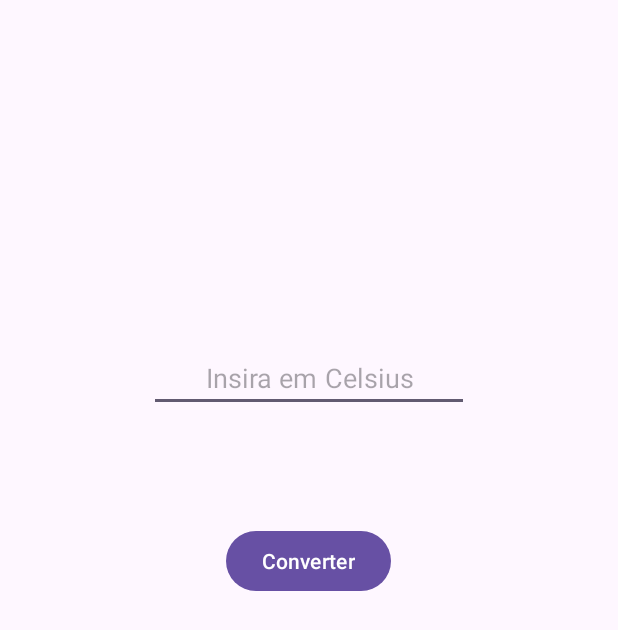
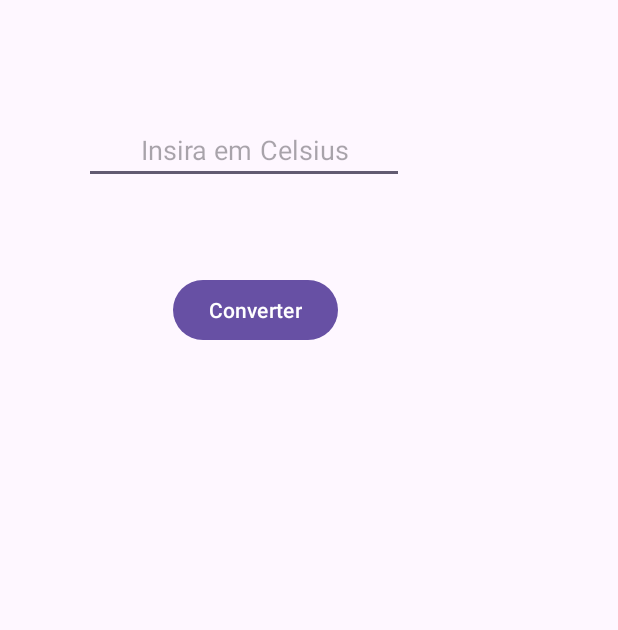
Before and after one commit to diogomusical/exercicios_android2, an Android app: the layout activity_main.xml on its own in the app's theme, with its tools: preview values and no code run, on a phone screen of 412 x 824 dp. Shown: the top 630 px of the screen. Run offline under Robolectric (Android 15) with nearby library versions, the phone set to English and light mode, and no system bars.

Commit message:
02_Exercicio3_Conversao_Temperatura_F_Celsius_Versao_completa_sem_erros

```diff
--- a/02_Exercicio3_Conversao_Temperatura_F_Celsius/app/src/main/java/com/example/a02_exercicio3_conversao_temperatura_f_celsius/MainActivity.kt
+++ b/02_Exercicio3_Conversao_Temperatura_F_Celsius/app/src/main/java/com/example/a02_exercicio3_conversao_temperatura_f_celsius/MainActivity.kt
@@ -3,6 +3,7 @@ package com.example.a02_exercicio3_conversao_temperatura_f_celsius
 import android.os.Bundle
 import androidx.appcompat.app.AppCompatActivity
 import com.example.a02_exercicio3_conversao_temperatura_f_celsius.databinding.ActivityMainBinding
+import kotlin.math.roundToInt
 
 class MainActivity : AppCompatActivity() {
 
@@ -14,10 +15,10 @@ class MainActivity : AppCompatActivity() {
         setContentView(binding.root)
 
         binding.buttonConverter.setOnClickListener {
+            var celsius: Double = binding.editCelsius.text.toString().toDouble()
+            var fahreneit: Double = (((celsius * 1.8) + 32.0)*100).roundToInt().toDouble()/100
 
-            binding.textFahr.text = "Diogo"
-            var celsius: Double = binding.editCelsius.text.toString().toDouble()
-            var fahreneit: Double = (celsius * 1.8) + 32.0
+            binding.textFahr.text = fahreneit.toString() + " F"
         }
     }
 }
--- a/02_Exercicio3_Conversao_Temperatura_F_Celsius/app/src/main/res/layout/activity_main.xml
+++ b/02_Exercicio3_Conversao_Temperatura_F_Celsius/app/src/main/res/layout/activity_main.xml
@@ -7,40 +7,39 @@
     android:layout_height="match_parent"
     tools:context=".MainActivity">
 
+    <Button
+        android:id="@+id/button_converter"
+        android:layout_width="wrap_content"
+        android:layout_height="wrap_content"
+        android:layout_marginTop="60dp"
+        android:layout_marginEnd="44dp"
+        android:text="Converter"
+        app:layout_constraintEnd_toEndOf="@+id/edit_celsius"
+        app:layout_constraintTop_toBottomOf="@+id/edit_celsius" />
+
     <EditText
         android:id="@+id/edit_celsius"
         android:layout_width="wrap_content"
         android:layout_height="wrap_content"
-        android:layout_marginTop="229dp"
-        android:layout_marginBottom="75dp"
+        android:layout_marginStart="56dp"
+        android:layout_marginTop="77dp"
+        android:layout_marginBottom="28dp"
         android:ems="10"
         android:gravity="center"
         android:hint="Insira em Celsius"
         android:inputType="number|numberDecimal|numberSigned"
         app:layout_constraintBottom_toTopOf="@+id/button_converter"
-        app:layout_constraintEnd_toEndOf="parent"
         app:layout_constraintStart_toStartOf="parent"
         app:layout_constraintTop_toTopOf="parent" />
 
-    <Button
-        android:id="@+id/button_converter"
-        android:layout_width="wrap_content"
-        android:layout_height="wrap_content"
-        android:layout_marginStart="18dp"
-        android:layout_marginBottom="76dp"
-        android:text="Converter"
-        app:layout_constraintBottom_toTopOf="@+id/text_fahr"
-        app:layout_constraintStart_toStartOf="@+id/text_fahr"
-        app:layout_constraintTop_toBottomOf="@+id/edit_celsius" />
-
     <TextView
         android:id="@+id/text_fahr"
-        android:layout_width="147dp"
-        android:layout_height="0dp"
-        android:layout_marginBottom="289dp"
-        android:textSize="24sp"
-        app:layout_constraintBottom_toBottomOf="parent"
-        app:layout_constraintEnd_toEndOf="parent"
+        android:layout_width="181dp"
+        android:layout_height="134dp"
+        android:layout_marginStart="72dp"
+        android:layout_marginTop="88dp"
+        android:textSize="34sp"
         app:layout_constraintStart_toStartOf="parent"
         app:layout_constraintTop_toBottomOf="@+id/button_converter" />
+
 </androidx.constraintlayout.widget.ConstraintLayout>
```
